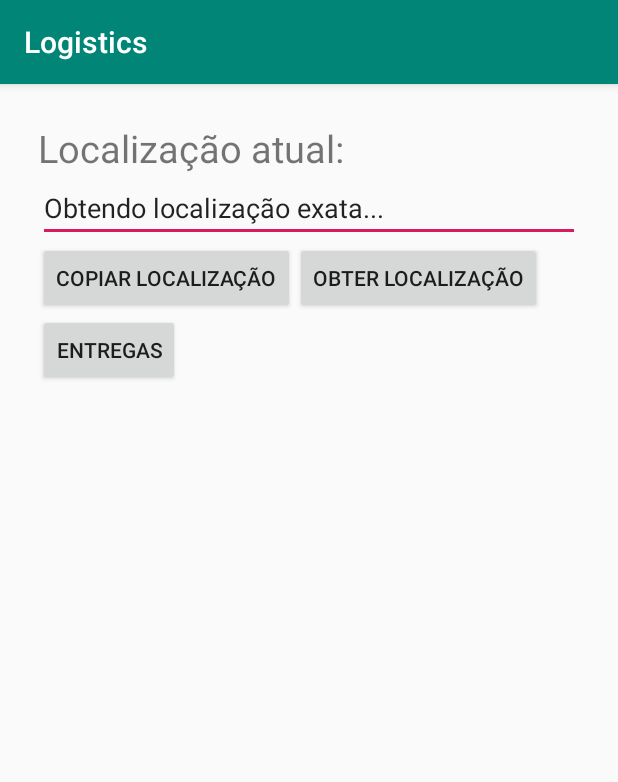
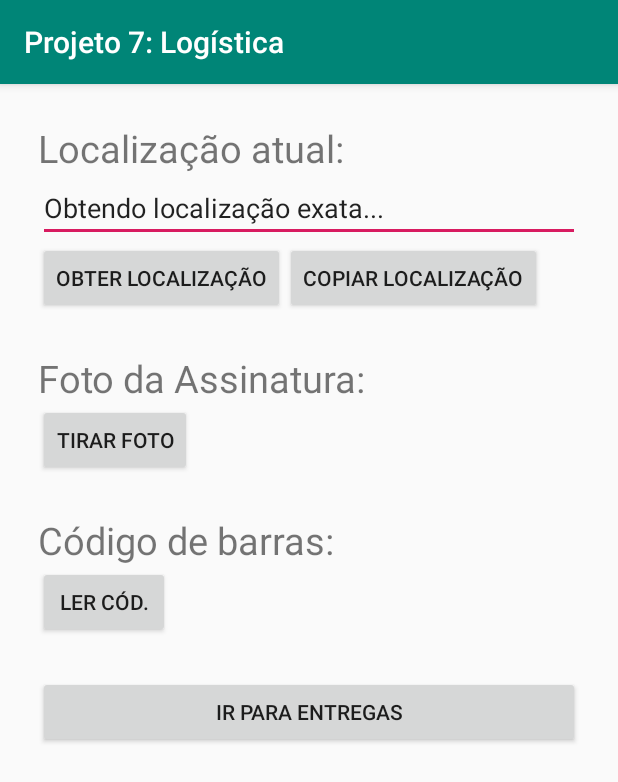
Before and after one commit to wendreof/logisticsApp, an Android app: the SplashActivity screen opened directly, with no data from a screen before it, on a phone screen of 412 x 824 dp. Shown: the top 782 px of the screen. Run offline under Robolectric (Android 15) with nearby library versions, the phone set to English and light mode, and no system bars.

Commit message:
Some improvements

```diff
--- a/app/src/main/AndroidManifest.xml
+++ b/app/src/main/AndroidManifest.xml
@@ -1,17 +1,18 @@
 <?xml version="1.0" encoding="utf-8"?>
 <manifest xmlns:android="http://schemas.android.com/apk/res/android"
           xmlns:dist="http://schemas.android.com/apk/distribution"
-          package="com.wendreof">
+          xmlns:tools="http://schemas.android.com/tools" package="com.wendreof">
 
     <dist:module dist:instant="true"/>
 
     <application
             android:allowBackup="true"
             android:icon="@mipmap/ic_launcher"
-            android:label="@string/app_name"
+            android:label="Projeto 7: Logística"
             android:roundIcon="@mipmap/ic_launcher_round"
             android:supportsRtl="true"
-            android:theme="@style/AppTheme">
+            android:theme="@style/AppTheme"
+            tools:ignore="GoogleAppIndexingWarning">
         <activity android:name=".ui.activity.SplashActivity">
             <intent-filter>
                 <action android:name="android.intent.action.MAIN"/>
@@ -28,7 +29,7 @@
         </activity>
     </application>
 
-    <uses-permission android:name="android.permission.CALL_PHONE" />
+    <uses-permission android:name="android.permission.CALL_PHONE" tools:ignore="ManifestOrder"/>
     <uses-permission android:name="android.permission.ACCESS_FINE_LOCATION" />
     <uses-permission-sdk-23 android:name="android.permission.ACCESS_FINE_LOCATION" />
     <uses-permission android:name="android.permission.INTERNET" />
--- a/app/src/main/res/layout/activity_splash.xml
+++ b/app/src/main/res/layout/activity_splash.xml
@@ -22,11 +22,6 @@
     <LinearLayout android:layout_width="wrap_content"
                   android:layout_height="wrap_content">
 
-        <Button android:layout_width="wrap_content"
-                android:layout_height="wrap_content"
-                android:id="@+id/btnGetLocation"
-                android:onClick="copyText"
-                android:text="Copiar Localização"/>
 
         <Button android:layout_width="wrap_content"
                 android:layout_height="wrap_content"
@@ -34,15 +29,43 @@
                 android:onClick="iniciarGPS"
                 android:text="Obter localização"/>
 
+        <Button android:layout_width="wrap_content"
+                android:layout_height="wrap_content"
+                android:id="@+id/btnGetLocation"
+                android:onClick="copyText"
+                android:text="Copiar Localização"/>
+
+
     </LinearLayout>
+
+    <TextView android:layout_width="wrap_content"
+              android:paddingTop="25dp"
+              android:layout_height="wrap_content"
+              android:text="Foto da Assinatura: "
+              android:textSize="25sp"/>
+
+    <Button android:layout_width="wrap_content"
+            android:layout_height="wrap_content"
+            android:text="Tirar foto"/>
+
+    <TextView android:layout_width="wrap_content"
+              android:paddingTop="25dp"
+              android:layout_height="wrap_content"
+              android:text="Código de barras: "
+              android:textSize="25sp"/>
+
+    <Button android:layout_width="wrap_content"
+            android:layout_height="wrap_content"
+            android:text="Ler cód."/>
+
 
     <Button
             android:id="@+id/btnNext"
-            android:layout_width="wrap_content"
+            android:layout_marginTop="25dp"
+            android:layout_width="match_parent"
             android:layout_height="wrap_content"
-            android:text="Entregas"
+            android:text="Ir para entregas"
             android:onClick="next"
     />
 
-
 </LinearLayout>
```
